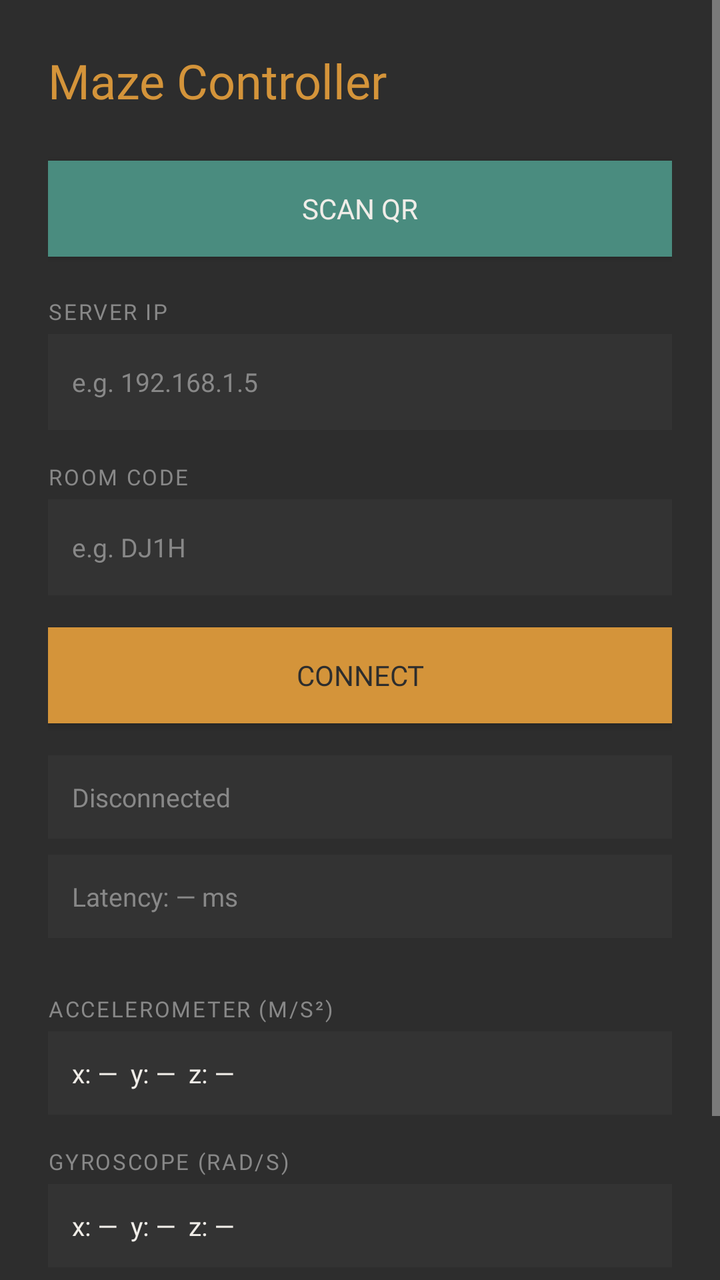
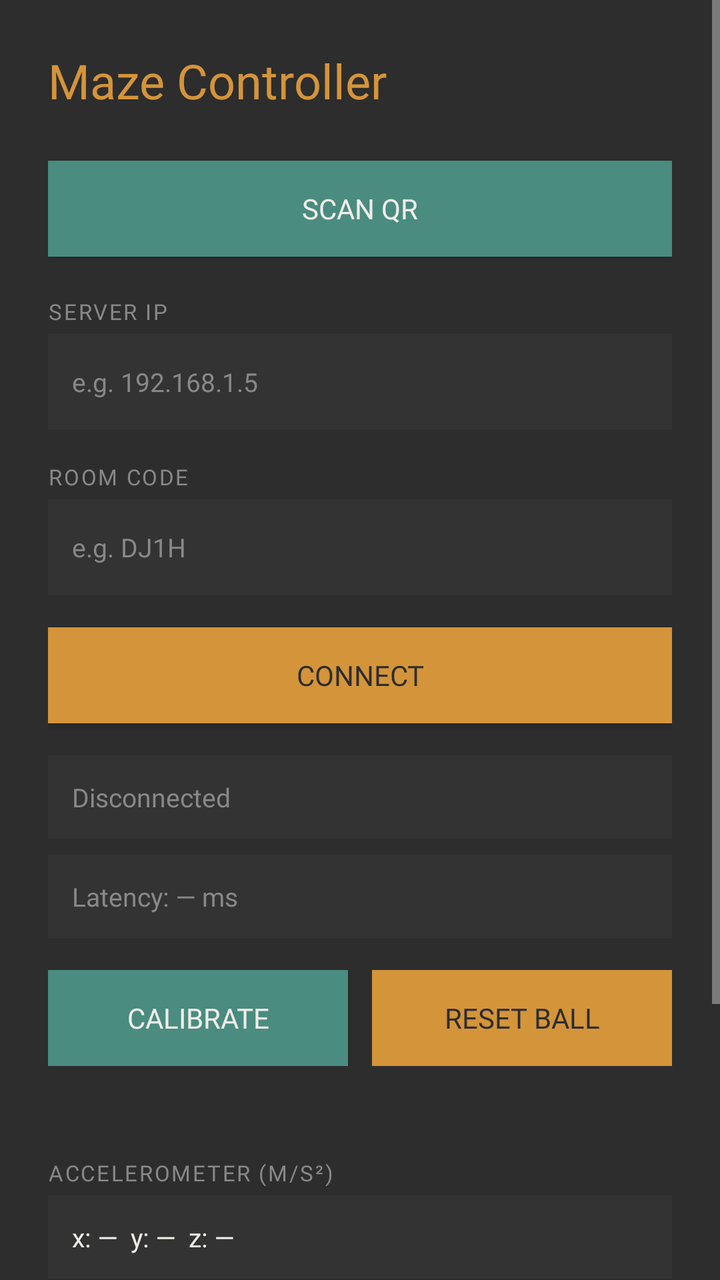

Two renders of the same Android screen: before a commit and after it. Below are the layout's source before the change and the commit's diff.
<!-- AndroidManifest.xml: application theme Theme.MazeController -->
<!-- res/layout/activity_controller.xml -->
<?xml version="1.0" encoding="utf-8"?>
<ScrollView
    xmlns:android="http://schemas.android.com/apk/res/android"
    android:layout_width="match_parent"
    android:layout_height="match_parent"
    android:background="@color/bg"
    android:fillViewport="true"
    android:keepScreenOn="true">

    <LinearLayout
        android:layout_width="match_parent"
        android:layout_height="wrap_content"
        android:orientation="vertical"
        android:padding="24dp">

        
        <TextView
            android:id="@+id/tv_title"
            android:layout_width="wrap_content"
            android:layout_height="wrap_content"
            android:layout_marginBottom="24dp"
            android:fontFamily="@font/familjen_grotesk_semibold"
            android:text="@string/app_name"
            android:textColor="@color/accent"
            android:textSize="24sp" />

        
        <Button
            android:id="@+id/btn_scan_qr"
            android:layout_width="match_parent"
            android:layout_height="wrap_content"
            android:minHeight="48dp"
            android:layout_marginBottom="20dp"
            android:background="@color/teal"
            android:textColor="@color/text_primary"
            android:fontFamily="@font/familjen_grotesk_semibold"
            android:text="@string/btn_scan_qr"
            android:textSize="14sp" />

        
        <TextView
            android:layout_width="wrap_content"
            android:layout_height="wrap_content"
            android:layout_marginBottom="4dp"
            style="@style/Label"
            android:text="@string/label_server_ip" />

        <EditText
            android:id="@+id/et_server_ip"
            android:layout_width="match_parent"
            android:layout_height="wrap_content"
            android:minHeight="48dp"
            android:layout_marginBottom="16dp"
            android:background="@color/surface"
            android:padding="12dp"
            style="@style/Mono"
            android:hint="@string/hint_server_ip"
            android:textColorHint="@color/disabled"
            android:inputType="textUri|textNoSuggestions"
            android:singleLine="true" />

        <TextView
            android:layout_width="wrap_content"
            android:layout_height="wrap_content"
            android:layout_marginBottom="4dp"
            style="@style/Label"
            android:text="@string/label_room_code" />

        <EditText
            android:id="@+id/et_room_code"
            android:layout_width="match_parent"
            android:layout_height="wrap_content"
            android:minHeight="48dp"
            android:layout_marginBottom="16dp"
            android:background="@color/surface"
            android:padding="12dp"
            style="@style/Mono"
            android:hint="@string/hint_room_code"
            android:textColorHint="@color/disabled"
            android:inputType="textCapCharacters|textNoSuggestions"
            android:maxLength="4"
            android:singleLine="true" />

        <Button
            android:id="@+id/btn_connect"
            android:layout_width="match_parent"
            android:layout_height="wrap_content"
            android:minHeight="48dp"
            android:layout_marginBottom="16dp"
            android:background="@color/accent"
            android:textColor="@color/bg"
            android:fontFamily="@font/familjen_grotesk_semibold"
            android:text="@string/btn_connect"
            android:textSize="14sp" />

        
        <TextView
            android:id="@+id/tv_status"
            android:layout_width="match_parent"
            android:layout_height="wrap_content"
            android:layout_marginBottom="8dp"
            android:background="@color/surface"
            android:padding="12dp"
            style="@style/Mono"
            android:text="@string/status_disconnected"
            android:textColor="@color/disabled" />

        <TextView
            android:id="@+id/tv_latency"
            android:layout_width="match_parent"
            android:layout_height="wrap_content"
            android:layout_marginBottom="28dp"
            android:background="@color/surface"
            android:padding="12dp"
            style="@style/Mono"
            android:text="@string/latency_placeholder"
            android:textColor="@color/disabled" />

        
        <TextView
            android:layout_width="wrap_content"
            android:layout_height="wrap_content"
            android:layout_marginBottom="4dp"
            style="@style/Label"
            android:text="@string/label_accel" />

        <TextView
            android:id="@+id/tv_accel"
            android:layout_width="match_parent"
            android:layout_height="wrap_content"
            android:layout_marginBottom="16dp"
            android:background="@color/surface"
            android:padding="12dp"
            style="@style/Mono"
            android:text="x: —  y: —  z: —" />

        
        <TextView
            android:layout_width="wrap_content"
            android:layout_height="wrap_content"
            android:layout_marginBottom="4dp"
            style="@style/Label"
            android:text="@string/label_gyro" />

        <TextView
            android:id="@+id/tv_gyro"
            android:layout_width="match_parent"
            android:layout_height="wrap_content"
            android:layout_marginBottom="16dp"
            android:background="@color/surface"
            android:padding="12dp"
            style="@style/Mono"
            android:text="x: —  y: —  z: —" />

        
        <TextView
            android:layout_width="wrap_content"
            android:layout_height="wrap_content"
            android:layout_marginBottom="4dp"
            style="@style/Label"
            android:text="@string/label_tilt_out" />

        <TextView
            android:id="@+id/tv_tilt_out"
            android:layout_width="match_parent"
            android:layout_height="wrap_content"
            android:background="@color/surface"
            android:padding="12dp"
            style="@style/Mono"
            android:textColor="@color/accent"
            android:text="x: —  y: —" />

    </LinearLayout>

</ScrollView>
<!-- resources referenced by this layout -->
<resources>
  <color name="accent">#D4943A</color>
  <color name="bg">#2D2D2D</color>
  <color name="disabled">#888888</color>
  <color name="surface">#333333</color>
  <color name="teal">#4A8C7F</color>
  <color name="text_primary">#F0EDE8</color>
  <string name="app_name">Maze Controller</string>
  <string name="btn_connect">Connect</string>
  <string name="btn_scan_qr">Scan QR</string>
  <string name="hint_room_code">e.g. DJ1H</string>
  <string name="hint_server_ip">e.g. 192.168.1.5</string>
  <string name="label_accel">Accelerometer (m/s²)</string>
  <string name="label_gyro">Gyroscope (rad/s)</string>
  <string name="label_room_code">Room Code</string>
  <string name="label_server_ip">Server IP</string>
  <string name="label_tilt_out">Tilt sent (x, y)</string>
  <string name="latency_placeholder">Latency: — ms</string>
  <string name="status_disconnected">Disconnected</string>
  <style name="Label">
          <item name="android:fontFamily">@font/familjen_grotesk_regular</item>
          <item name="android:textColor">@color/disabled</item>
          <item name="android:textSize">11sp</item>
          <item name="android:textAllCaps">true</item>
          <item name="android:letterSpacing">0.08</item>
      </style>
  <style name="Mono">
          <item name="android:fontFamily">@font/ibm_plex_mono_regular</item>
          <item name="android:textColor">@color/text_primary</item>
          <item name="android:textSize">13sp</item>
      </style>
  <style name="Theme.MazeController" parent="Theme.AppCompat.NoActionBar">
          <item name="android:windowBackground">@color/bg</item>
          <item name="android:statusBarColor">@color/bg</item>
          <item name="android:navigationBarColor">@color/bg</item>
          <item name="android:textColor">@color/text_primary</item>
      </style>
</resources>

<!-- the commit's change to res/layout/activity_controller.xml (unified diff, before → after) -->
@@ -109,7 +109,7 @@
             android:id="@+id/tv_latency"
             android:layout_width="match_parent"
             android:layout_height="wrap_content"
-            android:layout_marginBottom="28dp"
+            android:layout_marginBottom="16dp"
             android:background="@color/surface"
             android:padding="12dp"
             style="@style/Mono"
@@ -117,6 +117,53 @@
             android:textColor="@color/disabled" />
 
         
+        <LinearLayout
+            android:layout_width="match_parent"
+            android:layout_height="wrap_content"
+            android:orientation="horizontal"
+            android:layout_marginBottom="4dp">
+
+            <Button
+                android:id="@+id/btn_calibrate"
+                android:layout_width="0dp"
+                android:layout_height="wrap_content"
+                android:layout_weight="1"
+                android:layout_marginEnd="6dp"
+                android:minHeight="48dp"
+                android:background="@color/teal"
+                android:textColor="@color/text_primary"
+                android:fontFamily="@font/familjen_grotesk_semibold"
+                android:text="@string/btn_calibrate"
+                android:textSize="14sp" />
+
+            <Button
+                android:id="@+id/btn_reset"
+                android:layout_width="0dp"
+                android:layout_height="wrap_content"
+                android:layout_weight="1"
+                android:layout_marginStart="6dp"
+                android:minHeight="48dp"
+                android:background="@color/accent"
+                android:textColor="@color/bg"
+                android:fontFamily="@font/familjen_grotesk_semibold"
+                android:text="@string/btn_reset"
+                android:textSize="14sp"
+                android:enabled="false" />
+        </LinearLayout>
+
+        <TextView
+            android:id="@+id/tv_calibrate_status"
+            android:layout_width="match_parent"
+            android:layout_height="wrap_content"
+            android:layout_marginBottom="24dp"
+            android:gravity="center"
+            android:minHeight="18dp"
+            style="@style/Mono"
+            android:text=""
+            android:textColor="@color/accent"
+            android:textSize="12sp" />
+
+        
         <TextView
             android:layout_width="wrap_content"
             android:layout_height="wrap_content"
<!-- resource entries referenced after the edit -->
@@ -7,7 +7,9 @@
   <color name="teal">#4A8C7F</color>
   <color name="text_primary">#F0EDE8</color>
   <string name="app_name">Maze Controller</string>
+  <string name="btn_calibrate">Calibrate</string>
   <string name="btn_connect">Connect</string>
+  <string name="btn_reset">Reset ball</string>
   <string name="btn_scan_qr">Scan QR</string>
   <string name="hint_room_code">e.g. DJ1H</string>
   <string name="hint_server_ip">e.g. 192.168.1.5</string>
